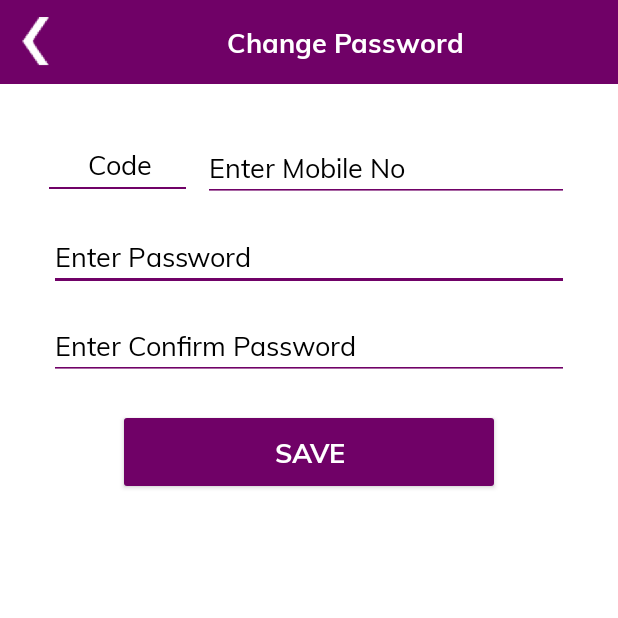
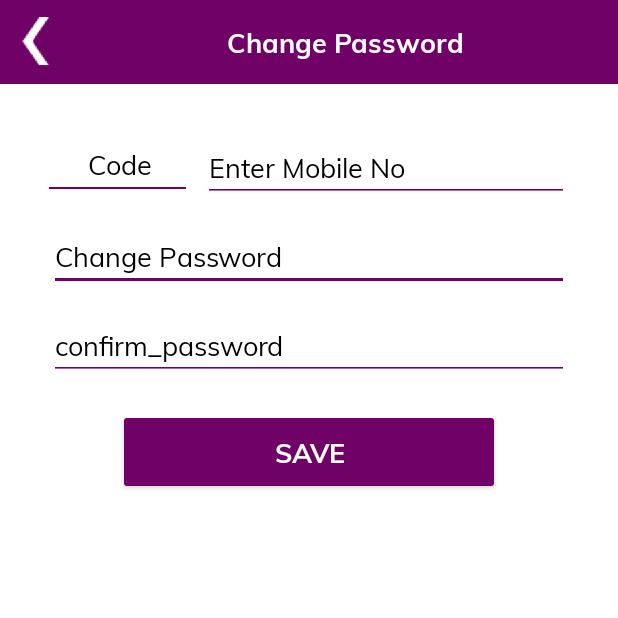
Before and after one commit to navjotrana28/BezatNew, an Android app: the ChangePassword screen opened directly, with no data from a screen before it, on a phone screen of 412 x 824 dp, the top half of it. Run offline under Robolectric (Android 15) with nearby library versions, the light colour scheme and no system bars; our stand-ins replace Volley, sdp/ssp sizes; network calls fail.

Commit message:
bug fixes

```diff
--- a/app/src/main/res/layout/activity_change_password.xml
+++ b/app/src/main/res/layout/activity_change_password.xml
@@ -63,7 +63,7 @@
                         android:id="@+id/etCode"
                         android:layout_width="@dimen/_72sdp"
                         android:layout_height="wrap_content"
-                        android:hint="Code"
+                        android:hint="@string/code"
                         android:gravity="center"
                         android:inputType="number"
                         android:textColorHint="@color/black"
@@ -100,7 +100,7 @@
                 android:id="@+id/etPassword"
                 android:layout_width="match_parent"
                 android:layout_height="wrap_content"
-                android:hint="Enter Password"
+                android:hint="@string/change_password"
                 android:gravity="start"
                 android:layout_marginTop="@dimen/_10sdp"
                 android:textColorHint="@color/black"
@@ -113,7 +113,7 @@
                 android:id="@+id/etConfirmPassword"
                 android:layout_width="match_parent"
                 android:layout_height="wrap_content"
-                android:hint="Enter Confirm Password"
+                android:hint="confirm_password"
                 android:gravity="start"
                 android:layout_marginTop="@dimen/_10sdp"
                 android:textColorHint="@color/black"
```
